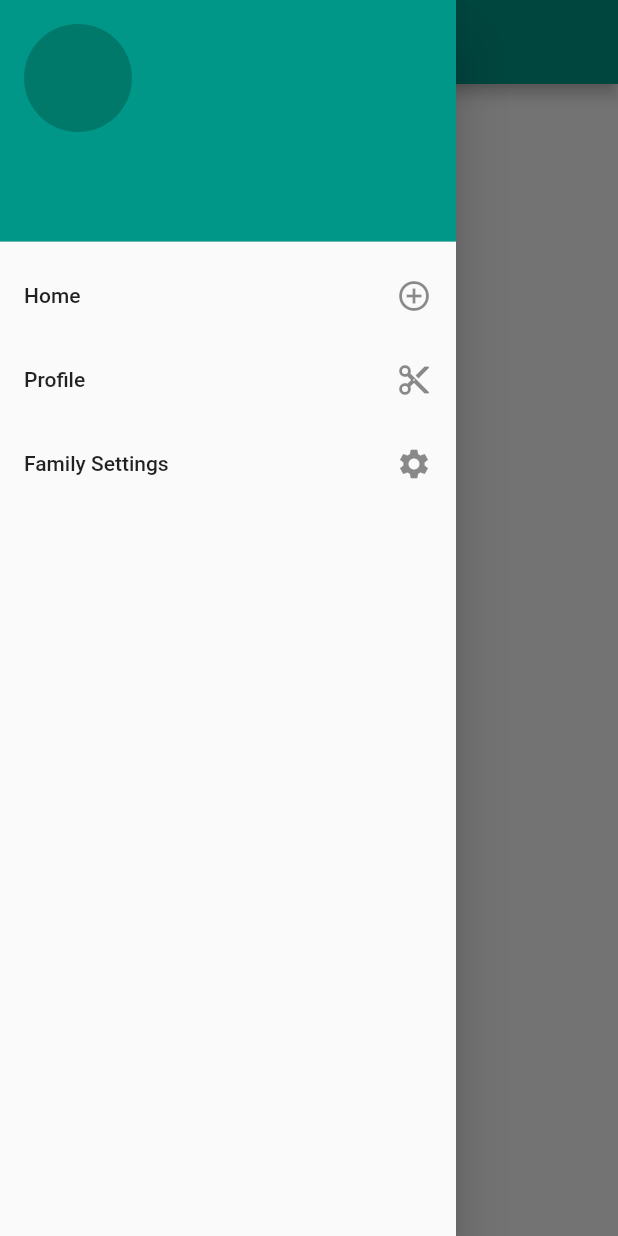
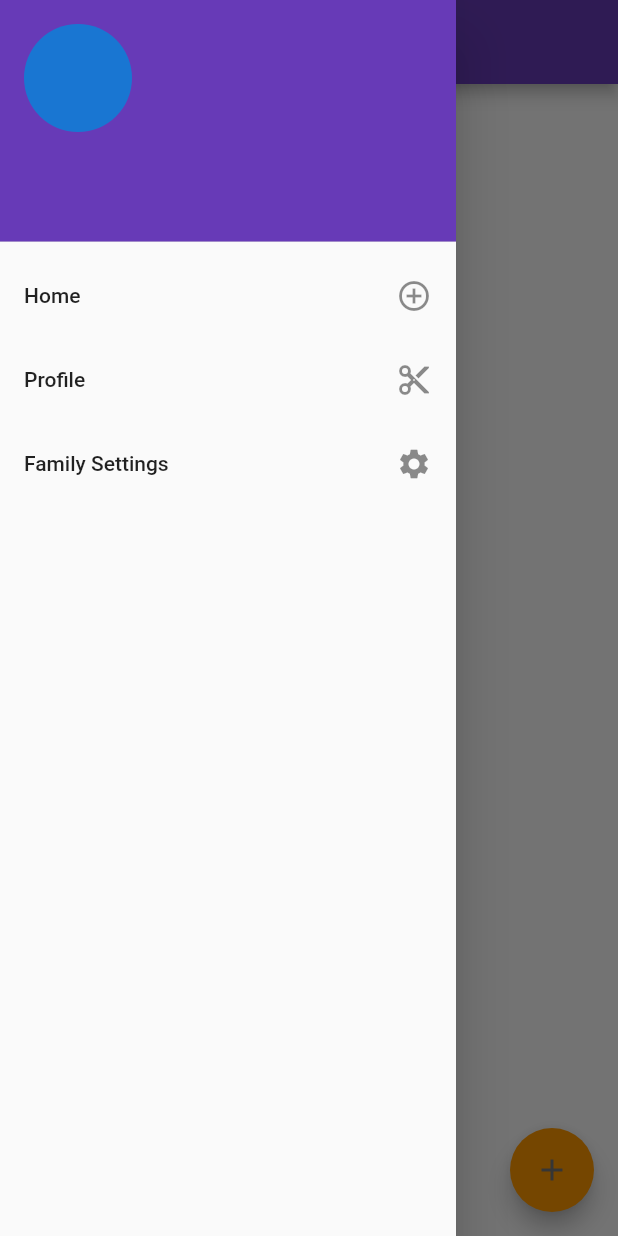
Before and after one commit to mrmeyers99/family-job-board, a Flutter app: the HomePage screen opened directly with empty values, with the side drawer open, on a phone screen of 412 x 824 dp. Run offline on Flutter 3.47's test engine with Material 2 defaults, Android fonts, the phone set to English and light mode, and no system bars; our stand-ins replace cloud_firestore, firebase_auth, firebase_core; accounts and stored records are empty.

Commit message:
some color theming

```diff
--- /dev/null
+++ b/lib/AppConstants.dart
@@ -0,0 +1,12 @@
+import 'dart:ui';
+
+class AppConstants {
+  static const darkPrimaryColor = Color(0xFF512DA8);
+  static const primaryColor = Color(0xFF673AB7);
+  static const lightPrimaryColor = Color(0xFFD1C4E9);
+  static const text = Color(0xFFFFFFFF);
+  static const accent = Color(0xFFFF9800);
+  static const primaryText = Color(0xFF212121);
+  static const secondaryText = Color(0xFF757575);
+  static const dividerColor = Color(0xFFBDBDBD);
+}
--- a/lib/main.dart
+++ b/lib/main.dart
@@ -1,3 +1,4 @@
+import 'package:family_job_board/AppConstants.dart';
 import 'package:flutter/material.dart';
 import 'package:firebase_core/firebase_core.dart';
 import 'package:logging/logging.dart';
@@ -21,7 +22,8 @@ class MyApp extends StatelessWidget {
     return MaterialApp(
       title: 'Flutter Demo',
       theme: ThemeData(
-        primarySwatch: Colors.teal,
+        // primaryColor: AppConstants.primaryColor,
+        colorScheme: const ColorScheme(primary: AppConstants.primaryColor, brightness: Brightness.light, onPrimary: AppConstants.text, secondary: AppConstants.accent, onSecondary: AppConstants.secondaryText, error: AppConstants.accent, onError: AppConstants.text, background: AppConstants.lightPrimaryColor, onBackground: AppConstants.text, surface: AppConstants.lightPrimaryColor, onSurface: AppConstants.text),
       ),
       home: LoginPage(),
     );
--- /dev/null
+++ b/lib/model/job.dart
@@ -0,0 +1,18 @@
+import 'package:cloud_firestore/cloud_firestore.dart';
+
+import 'child.dart';
+
+class Job {
+  final String id;
+  final String familyUid;
+  final String name;
+  final String description;
+  final double payment;
+  final String status;
+
+  Job(this.id, this.familyUid, this.name, this.description, this.payment, this.status);
+
+  factory Job.fromSnapshot(String id, Map<String, dynamic> snapshot) {
+    return Job(id, snapshot['familyUid'], snapshot['name'], snapshot['description'], snapshot['payment'].toDouble(), snapshot['status']);
+  }
+}
--- a/lib/screens/home_page.dart
+++ b/lib/screens/home_page.dart
@@ -1,5 +1,10 @@
+import 'package:family_job_board/AppConstants.dart';
+import 'package:family_job_board/service/job_service.dart';
 import 'package:firebase_auth/firebase_auth.dart';
 import 'package:flutter/material.dart';
+import 'package:logging/logging.dart';
+import '../model/family.dart';
+import '../model/job.dart';
 import '../widgets/menu_bar.dart';
 
 class HomePage extends StatefulWidget {
@@ -14,21 +19,112 @@ class HomePage extends StatefulWidget {
 class _HomePageState extends State<HomePage> {
 
   late User _currentUser;
+  late Stream _jobStream;
+
+  final _log = Logger('_HomePageState');
 
   @override
   void initState() {
     _currentUser = widget.user;
+    _jobStream = JobService().getAvailableJobs(_currentUser.uid);
     super.initState();
   }
 
   @override
   Widget build(BuildContext context) {
     return Scaffold(
-      appBar: AppBar(
-        title: const Text('Home'),
+        appBar: AppBar(
+          title: const Text('Job Board'),
+        ),
+        drawer: MyMenuBar(user: _currentUser),
+        floatingActionButton: FloatingActionButton(
+            onPressed: () {
+              // Navigator.push(context, MaterialPageRoute(
+              //   builder: (context) => EditChildPage(Child.blank(_currentUser.uid)),
+              // ));
+            },
+            child: const Icon(Icons.add)
+        ),
+        body: StreamBuilder(
+            stream: _jobStream,
+            builder: (context, snapshot) {
+              if (!snapshot.hasData) {
+                return const CircularProgressIndicator();
+              } else if (snapshot.data.docs.length == 0) {
+                return const Text("Tell your parents to add some jobs to the board!");
+              }
+
+              final jobs = snapshot.data.docs.map((doc) => Job.fromSnapshot(doc.id, doc.data())).toList();
+              return ListView.builder(
+                itemCount: jobs.length,
+                itemBuilder: (BuildContext context, int index) {
+                  return jobCard(jobs[index], context);
+                },
+              );
+            }));
+  }
+
+  Widget jobCard(Job job, BuildContext context) {
+    return GestureDetector(onTap: () {
+      _log.info("Tapped on the the card");
+    },
+        child: Card(
+      elevation: 8.0,
+      margin: const EdgeInsets.all(4.0),
+      shape: RoundedRectangleBorder(borderRadius: BorderRadius.circular(15)),
+      child: Column(
+        children: [
+          Row(children: <Widget>[
+            Expanded(
+              child: Padding(
+                padding: const EdgeInsets.all(8.0),
+                child: Stack(children: [
+                  Center(
+                    child: Text(
+                      job.name,
+                      style: const TextStyle(
+                        fontSize: 34.0,
+                        fontWeight: FontWeight.w700,
+                      ),
+                    ),
+                  ),
+                  Positioned(
+                    right: 8,
+                    child: IconButton(
+                      icon: const Icon(Icons.edit),
+                      onPressed: () {
+                        _log.info("Tapped on the edit button");
+                        // Navigator.push(context, MaterialPageRoute(
+                        //   builder: (context) => EditChildPage(job),
+                        // ));
+                      },
+                    ),
+                  ),
+                ]),
+              ),
+            )
+          ]),
+          Row(mainAxisAlignment: MainAxisAlignment.spaceBetween, children: [
+            Padding(
+              padding: const EdgeInsets.all(16.0),
+              child: Text(
+                job.description,
+                style: const TextStyle(
+                  fontSize: 20.0,
+                  fontWeight: FontWeight.w400,
+                ),
+              ),
+            ),
+            Padding(
+              padding: const EdgeInsets.all(16.0),
+              child: Text(
+                "Pays: \$${job.payment.toStringAsFixed(2)}",
+                style: const TextStyle(fontSize: 20.0, fontWeight: FontWeight.w400, color: Colors.green),
+              ),
+            ),
+          ]),
+        ],
       ),
-      drawer: MyMenuBar(user: _currentUser),
-      body: const Text('stuff'),
-    );
+    ));
   }
 }
--- a/lib/screens/login_page.dart
+++ b/lib/screens/login_page.dart
@@ -1,4 +1,5 @@
 import 'package:family_job_board/screens/home_page.dart';
+import 'package:family_job_board/service/family_service.dart';
 import 'package:firebase_auth/firebase_auth.dart';
 import 'package:firebase_core/firebase_core.dart';
 import 'package:flutter/material.dart';
--- /dev/null
+++ b/lib/service/job_service.dart
@@ -0,0 +1,29 @@
+import 'package:cloud_firestore/cloud_firestore.dart';
+import 'package:logging/logging.dart';
+
+import '../model/child.dart';
+import '../model/family.dart';
+
+
+class JobService {
+  final _log = Logger('JobService');
+  final CollectionReference _jobs;
+
+  JobService()
+      : _jobs = FirebaseFirestore.instance.collection("jobs");
+
+  Stream<QuerySnapshot> getAvailableJobs(String familyUid) {
+    _log.info("Querying jobs for family ${familyUid}");
+    return _jobs
+        .where("familyUid", isEqualTo: familyUid)
+        .where('status', isEqualTo: 'available')
+        .snapshots();
+  }
+
+  // Future<void> editChildInfo(Child child) {
+  //   return _families.doc(child.familyUid).update({
+  //     "children.${child.uid}.name": child.name,
+  //     "children.${child.uid}.age": child.age,
+  //   });
+  // }
+}
--- a/lib/widgets/menu_bar.dart
+++ b/lib/widgets/menu_bar.dart
@@ -2,6 +2,7 @@ import 'package:family_job_board/screens/family_page.dart';
 import 'package:firebase_auth/firebase_auth.dart';
 import 'package:flutter/material.dart';
 
+import '../model/family.dart';
 import '../screens/home_page.dart';
 import '../screens/profile_page.dart';
 
--- a/pubspec.yaml
+++ b/pubspec.yaml
@@ -39,6 +39,7 @@ dependencies:
   firebase_auth: ^4.4.0
   cloud_firestore: ^4.5.0
   logging: ^1.1.1
+  uuid: ^3.0.7
 
 dev_dependencies:
   flutter_test:
```
Also changed, not shown: lib/model/child.dart (+17 -1 lines), lib/model/family.dart (+9 -0 lines), lib/screens/family_page.dart (+3 -4 lines), lib/service/family_service.dart (+8 -0 lines), pubspec.lock.
